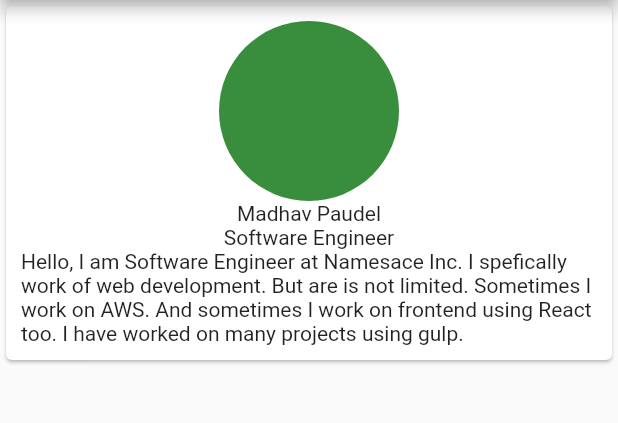
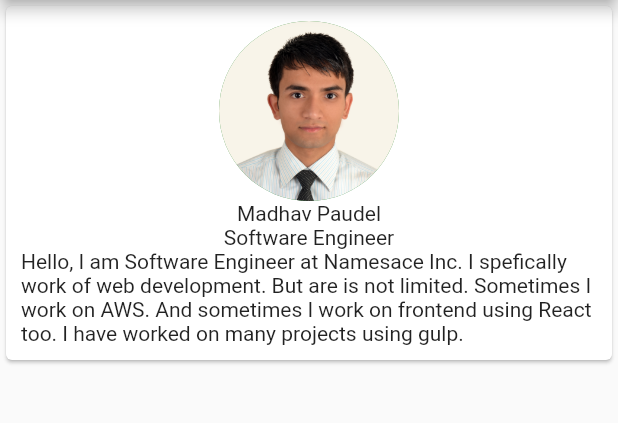
Before and after one commit to poudelmadhav/mycvapp, a Flutter app: the screen it shows after launch, on a phone screen of 412 x 824 dp, the part 84-507 px from its top. Run offline on Flutter 3.47's test engine with Material 2 defaults, Android fonts, the phone set to English and light mode, and no system bars.

```diff
--- a/lib/main.dart
+++ b/lib/main.dart
@@ -24,7 +24,7 @@ class MyApp extends StatelessWidget {
                 child: Column(
                   children: <Widget>[
                     CircleAvatar(
-                      // backgroundColor: Colors.green,
+                      backgroundImage: AssetImage("assets/Madhav_Paudel_photo_square.jpg"),
                       radius: 60.0,
                     ),
                     Text("Madhav Paudel"),
--- a/pubspec.yaml
+++ b/pubspec.yaml
@@ -41,8 +41,8 @@ flutter:
   uses-material-design: true
 
   # To add assets to your application, add an assets section, like this:
-  # assets:
-  #  - images/a_dot_burr.jpeg
+  assets:
+   - assets/Madhav_Paudel_photo_square.jpg
   #  - images/a_dot_ham.jpeg
 
   # An image asset can refer to one or more resolution-specific "variants", see
```
Also changed, not shown: assets/Madhav_Paudel_photo_square.jpg (added).
